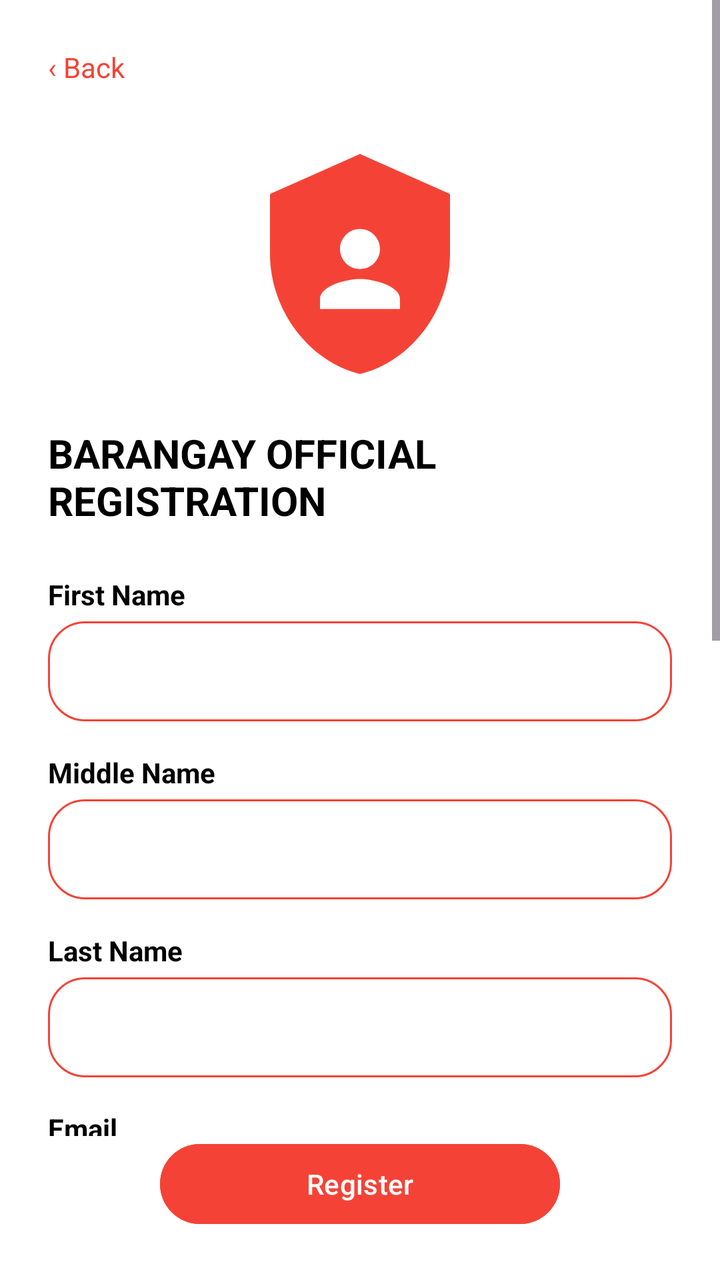
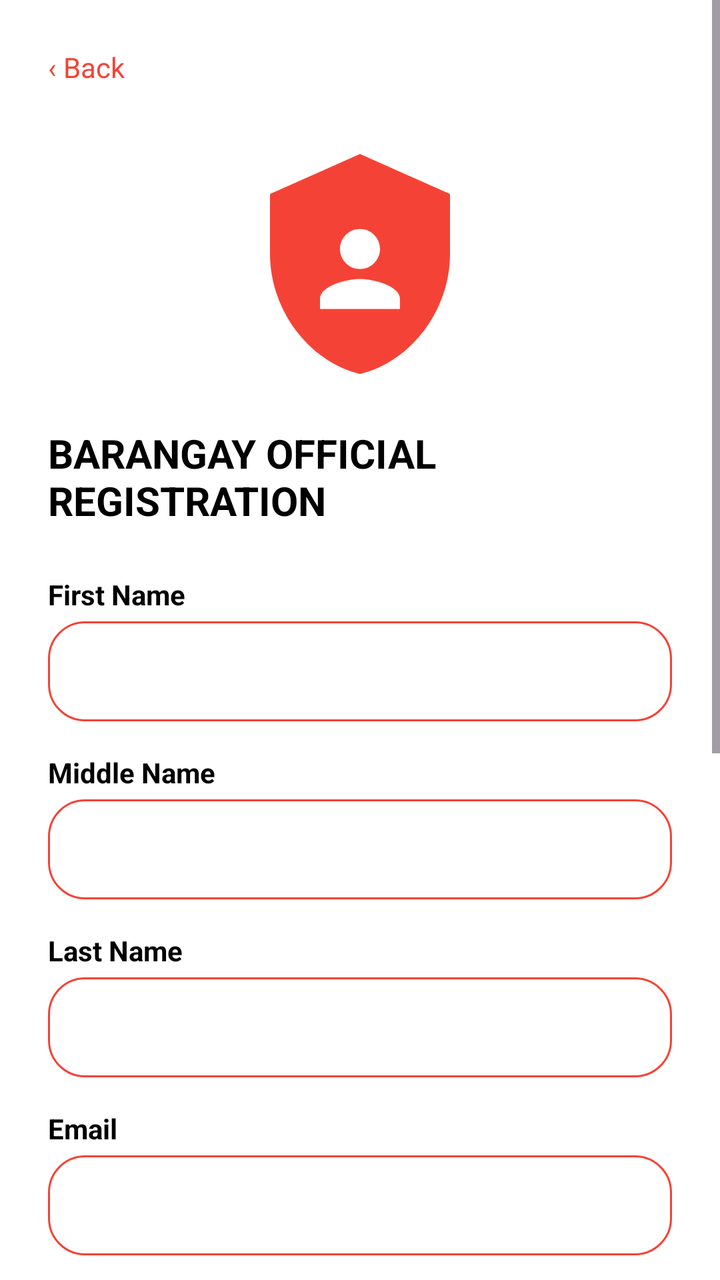

Before-and-after screenshots of an Android layout around one commit, followed by the original layout XML and the change that was made.
<!-- AndroidManifest.xml: application theme Theme.IServeKo -->
<!-- res/layout/activity_official_signup.xml -->
<?xml version="1.0" encoding="utf-8"?>
<androidx.constraintlayout.widget.ConstraintLayout xmlns:android="http://schemas.android.com/apk/res/android"
    xmlns:app="http://schemas.android.com/apk/res-auto"
    xmlns:tools="http://schemas.android.com/tools"
    android:id="@+id/main"
    android:layout_width="match_parent"
    android:layout_height="match_parent"
    android:background="@drawable/designbrg_v2"
    tools:context=".OfficialSignupActivity">

    <ScrollView
        android:layout_width="match_parent"
        android:layout_height="0dp"
        app:layout_constraintBottom_toTopOf="@+id/btnRegister"
        app:layout_constraintTop_toTopOf="parent">

        <LinearLayout
            android:layout_width="match_parent"
            android:layout_height="wrap_content"
            android:orientation="vertical"
            android:padding="24dp">

            <TextView
                android:id="@+id/btnBack"
                android:layout_width="wrap_content"
                android:layout_height="wrap_content"
                android:text="‹ Back"
                android:textColor="#F44336"
                android:textSize="14sp" />
            <ImageView
                android:id="@+id/imageView"
                android:layout_width="120dp"
                android:layout_height="130dp"
                android:layout_gravity="center_horizontal"
                android:layout_marginTop="24dp"
                android:contentDescription="@string/app_name"
                android:src="@drawable/ic_admin"/>

            <TextView
                android:layout_width="wrap_content"
                android:layout_height="wrap_content"
                android:layout_gravity="center"
                android:layout_marginTop="16dp"
                android:text="BARANGAY OFFICIAL REGISTRATION"
                android:textColor="#FF000000"
                android:textSize="20sp"
                android:textStyle="bold" />

            <TextView
                android:layout_width="wrap_content"
                android:layout_height="wrap_content"
                android:layout_marginTop="24dp"
                android:text="First Name"
                android:textColor="#FF000000"
                android:textStyle="bold" />

            <EditText
                android:id="@+id/first_name_input"
                android:layout_width="match_parent"
                android:layout_height="50dp"
                android:layout_marginTop="4dp"
                android:background="@drawable/rounded"
                android:inputType="textPersonName"
                android:paddingStart="16dp"
                android:textColor="#FF000000" />

            <TextView
                android:layout_width="wrap_content"
                android:layout_height="wrap_content"
                android:layout_marginTop="16dp"
                android:text="Middle Name"
                android:textColor="#FF000000"
                android:textStyle="bold" />

            <EditText
                android:id="@+id/middle_name_input"
                android:layout_width="match_parent"
                android:layout_height="50dp"
                android:layout_marginTop="4dp"
                android:background="@drawable/rounded"
                android:inputType="textPersonName"
                android:paddingStart="16dp"
                android:textColor="#FF000000" />

            <TextView
                android:layout_width="wrap_content"
                android:layout_height="wrap_content"
                android:layout_marginTop="16dp"
                android:text="Last Name"
                android:textColor="#FF000000"
                android:textStyle="bold" />

            <EditText
                android:id="@+id/last_name_input"
                android:layout_width="match_parent"
                android:layout_height="50dp"
                android:layout_marginTop="4dp"
                android:background="@drawable/rounded"
                android:inputType="textPersonName"
                android:paddingStart="16dp"
                android:textColor="#FF000000" />

            <TextView
                android:layout_width="wrap_content"
                android:layout_height="wrap_content"
                android:layout_marginTop="16dp"
                android:text="Email"
                android:textColor="#FF000000"
                android:textStyle="bold" />

            <EditText
                android:id="@+id/email_input"
                android:layout_width="match_parent"
                android:layout_height="50dp"
                android:layout_marginTop="4dp"
                android:background="@drawable/rounded"
                android:inputType="textEmailAddress"
                android:paddingStart="16dp"
                android:textColor="#FF000000" />

            <TextView
                android:layout_width="wrap_content"
                android:layout_height="wrap_content"
                android:layout_marginTop="16dp"
                android:text="Mobile Number"
                android:textColor="#FF000000"
                android:textStyle="bold" />

            <EditText
                android:id="@+id/mobile_input"
                android:layout_width="match_parent"
                android:layout_height="50dp"
                android:layout_marginTop="4dp"
                android:background="@drawable/rounded"
                android:inputType="phone"
                android:paddingStart="16dp"
                android:textColor="#FF000000" />

            <TextView
                android:layout_width="wrap_content"
                android:layout_height="wrap_content"
                android:layout_marginTop="16dp"
                android:text="Position"
                android:textColor="#FF000000"
                android:textStyle="bold" />

            <Spinner
                android:id="@+id/position_spinner"
                android:layout_width="match_parent"
                android:layout_height="50dp"
                android:layout_marginTop="4dp"
                android:background="@drawable/rounded"
                android:paddingStart="16dp" />

            <TextView
                android:layout_width="wrap_content"
                android:layout_height="wrap_content"
                android:layout_marginTop="16dp"
                android:text="Password"
                android:textColor="#FF000000"
                android:textStyle="bold" />

            <EditText
                android:id="@+id/password_input"
                android:layout_width="match_parent"
                android:layout_height="50dp"
                android:layout_marginTop="4dp"
                android:background="@drawable/rounded"
                android:inputType="textPassword"
                android:paddingStart="16dp"
                android:textColor="#FF000000" />

            <TextView
                android:layout_width="wrap_content"
                android:layout_height="wrap_content"
                android:layout_marginTop="16dp"
                android:text="Confirm Password"
                android:textColor="#FF000000"
                android:textStyle="bold" />

            <EditText
                android:id="@+id/confirm_password_input"
                android:layout_width="match_parent"
                android:layout_height="50dp"
                android:layout_marginTop="4dp"
                android:background="@drawable/rounded"
                android:inputType="textPassword"
                android:paddingStart="16dp"
                android:textColor="#FF000000" />

        </LinearLayout>
    </ScrollView>

    <Button
        android:id="@+id/btnRegister"
        android:layout_width="200dp"
        android:layout_height="48dp"
        android:layout_marginBottom="24dp"
        android:backgroundTint="#F44336"
        android:text="Register"
        android:textColor="#FFFFFFFF"
        app:layout_constraintBottom_toBottomOf="parent"
        app:layout_constraintEnd_toEndOf="parent"
        app:layout_constraintStart_toStartOf="parent" />

</androidx.constraintlayout.widget.ConstraintLayout>
<!-- resources referenced by this layout -->
<resources>
  <!-- drawable designbrg_v2 (drawable) -->
  <?xml version="1.0" encoding="utf-8"?>
  <shape xmlns:android="http://schemas.android.com/apk/res/android">
       <solid android:color="#FFFFFFFF"/>
  </shape>
  <!-- drawable ic_admin (drawable) -->
  <vector xmlns:android="http://schemas.android.com/apk/res/android"
      android:width="48dp"
      android:height="48dp"
      android:viewportWidth="24"
      android:viewportHeight="24">
      <path
          android:fillColor="#F44336"
          android:pathData="M12,1L3,5v6c0,5.55 3.84,10.74 9,12 5.16,-1.26 9,-6.45 9,-12V5l-9,-4z" />
      <group
          android:scaleX="0.5"
          android:scaleY="0.5"
          android:translateX="6"
          android:translateY="6.5">
          <path
              android:fillColor="#FFFFFFFF"
              android:pathData="M12,12c2.21,0 4,-1.79 4,-4s-1.79,-4 -4,-4 -4,1.79 -4,4 1.79,4 4,4zM12,14c-2.67,0 -8,1.34 -8,4v2h16v-2c0,-2.66 -5.33,-4 -8,-4z" />
      </group>
  </vector>
  <!-- drawable rounded (drawable) -->
  <?xml version="1.0" encoding="utf-8"?>
  <shape xmlns:android="http://schemas.android.com/apk/res/android"
      android:shape="rectangle">
      <corners android:radius="18dp"/>
      <stroke android:width="1dp" android:color="#F44336"/>
  </shape>
  <string name="app_name">IServeKo</string>
  <style name="Theme.IServeKo" parent="Base.Theme.IServeKo" />
  <style name="Base.Theme.IServeKo" parent="Theme.Material3.DayNight.NoActionBar">
          <item name="colorPrimary">@color/primary</item>
          <item name="colorOnPrimary">@color/onPrimary</item>
          <item name="colorPrimaryContainer">@color/primaryContainer</item>
          <item name="colorOnPrimaryContainer">@color/onPrimaryContainer</item>
  
          <item name="colorSecondary">@color/secondary</item>
          <item name="colorOnSecondary">@color/onSecondary</item>
          <item name="colorSecondaryContainer">@color/secondaryContainer</item>
          <item name="colorOnSecondaryContainer">@color/onSecondaryContainer</item>
  
          <item name="android:colorBackground">@color/surface</item>
          <item name="colorSurface">@color/surface</item>
          <item name="colorOnSurface">@color/onSurface</item>
          <item name="colorSurfaceVariant">@color/surfaceVariant</item>
          <item name="colorOnSurfaceVariant">@color/onSurfaceVariant</item>
          <item name="colorOutline">@color/outline</item>
  
          <item name="android:statusBarColor">@color/surface</item>
          <item name="android:windowLightStatusBar">true</item>
          <item name="android:navigationBarColor">@color/primary</item>
          <item name="android:windowActionModeOverlay">true</item>
      </style>
  <color name="primary">#B3261E</color>
  <color name="onPrimary">#FFFFFFFF</color>
  <color name="primaryContainer">#F9DEDC</color>
  <color name="onPrimaryContainer">#410E0B</color>
  <color name="secondary">#775A00</color>
  <color name="onSecondary">#FFFFFFFF</color>
  <color name="secondaryContainer">#FFDF91</color>
  <color name="onSecondaryContainer">#251A00</color>
  <color name="surface">#FFFBFF</color>
  <color name="onSurface">#201A19</color>
  <color name="surfaceVariant">#F4EDEA</color>
  <color name="onSurfaceVariant">#514442</color>
  <color name="outline">#857370</color>
</resources>

<!-- the commit's change to res/layout/activity_official_signup.xml (unified diff, before → after) -->
@@ -10,15 +10,19 @@
 
     <ScrollView
         android:layout_width="match_parent"
-        android:layout_height="0dp"
-        app:layout_constraintBottom_toTopOf="@+id/btnRegister"
+        android:layout_height="match_parent"
+        android:fillViewport="true"
+        app:layout_constraintBottom_toBottomOf="parent"
+        app:layout_constraintEnd_toEndOf="parent"
+        app:layout_constraintStart_toStartOf="parent"
         app:layout_constraintTop_toTopOf="parent">
 
         <LinearLayout
             android:layout_width="match_parent"
             android:layout_height="wrap_content"
             android:orientation="vertical"
-            android:padding="24dp">
+            android:padding="24dp"
+            android:paddingBottom="80dp">
 
             <TextView
                 android:id="@+id/btnBack"
@@ -27,6 +31,7 @@
                 android:text="‹ Back"
                 android:textColor="#F44336"
                 android:textSize="14sp" />
+
             <ImageView
                 android:id="@+id/imageView"
                 android:layout_width="120dp"
@@ -149,8 +154,7 @@
                 android:layout_width="match_parent"
                 android:layout_height="50dp"
                 android:layout_marginTop="4dp"
-                android:background="@drawable/rounded"
-                android:paddingStart="16dp" />
+                android:background="@drawable/rounded" />
 
             <TextView
                 android:layout_width="wrap_content"
@@ -187,20 +191,18 @@
                 android:inputType="textPassword"
                 android:paddingStart="16dp"
                 android:textColor="#FF000000" />
+
+            <Button
+                android:id="@+id/btnRegister"
+                android:layout_width="200dp"
+                android:layout_height="48dp"
+                android:layout_gravity="center_horizontal"
+                android:layout_marginTop="32dp"
+                android:backgroundTint="#F44336"
+                android:text="Register"
+                android:textColor="#FFFFFFFF" />
 
         </LinearLayout>
     </ScrollView>
 
-    <Button
-        android:id="@+id/btnRegister"
-        android:layout_width="200dp"
-        android:layout_height="48dp"
-        android:layout_marginBottom="24dp"
-        android:backgroundTint="#F44336"
-        android:text="Register"
-        android:textColor="#FFFFFFFF"
-        app:layout_constraintBottom_toBottomOf="parent"
-        app:layout_constraintEnd_toEndOf="parent"
-        app:layout_constraintStart_toStartOf="parent" />
-
 </androidx.constraintlayout.widget.ConstraintLayout>
